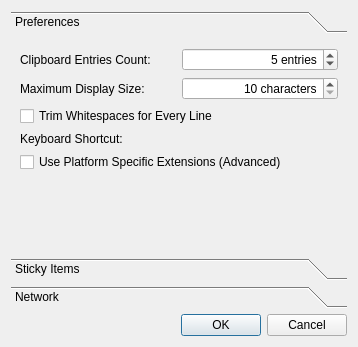
Qt form src/qlipperpreferencesdialog.ui (pvanek/qlipper) before a commit.
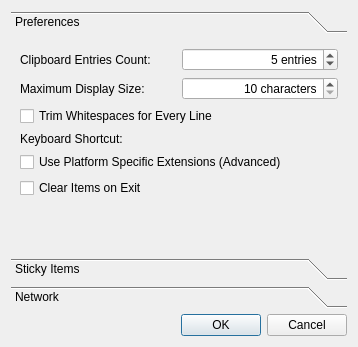
The same form after that commit. Custom widgets are drawn as their Qt base class.

```diff
--- a/src/qlipperpreferencesdialog.ui
+++ b/src/qlipperpreferencesdialog.ui
@@ -34,8 +34,8 @@
        <rect>
         <x>0</x>
         <y>0</y>
-        <width>334</width>
-        <height>181</height>
+        <width>340</width>
+        <height>217</height>
        </rect>
       </property>
       <attribute name="label">
@@ -60,7 +60,7 @@
          </item>
         </layout>
        </item>
-       <item row="5" column="1">
+       <item row="7" column="1">
         <spacer name="verticalSpacer">
          <property name="orientation">
           <enum>Qt::Vertical</enum>
@@ -148,6 +148,13 @@
          </property>
         </widget>
        </item>
+       <item row="6" column="0" colspan="2">
+        <widget class="QCheckBox" name="clearItemsOnExit">
+         <property name="text">
+          <string>Clear Items on Exit</string>
+         </property>
+        </widget>
+       </item>
       </layout>
      </widget>
      <widget class="QWidget" name="page_2">
```
Left out of the diff: 14 changed lines with no effect on the pictures.
